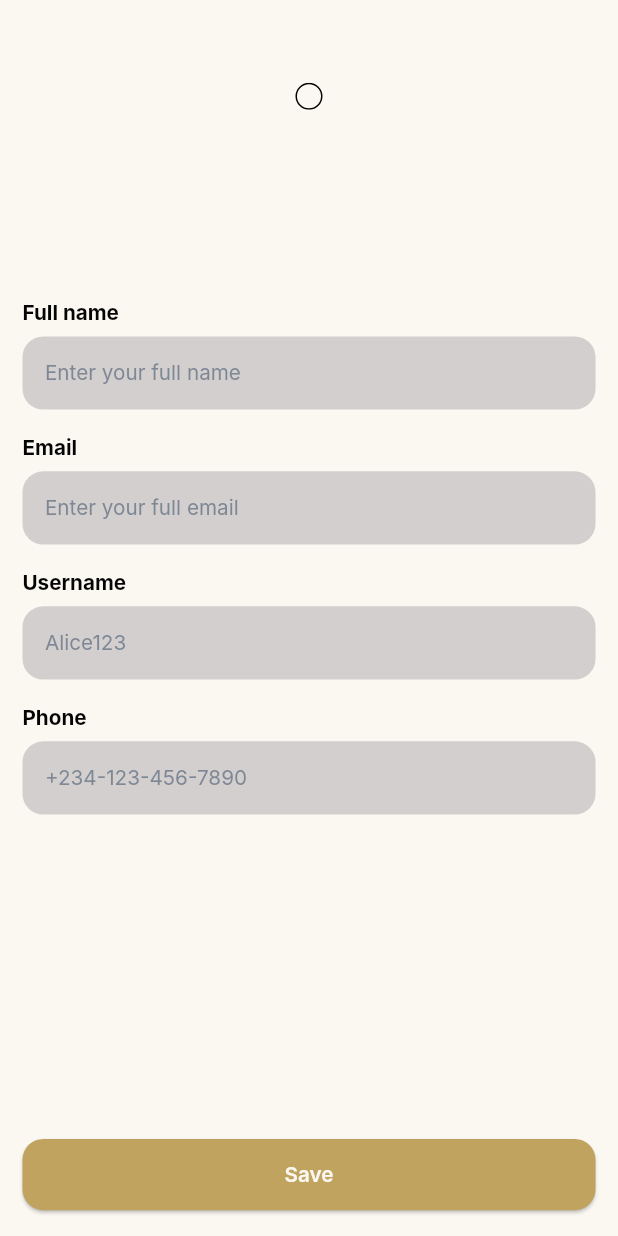
After one commit to Gospel011/wajanja_tv_app, a Flutter app: the ProfilePage screen opened by its route, on a phone screen of 412 x 824 dp. The commit adds this screen. Run offline on Flutter 3.47's test engine with Material 3 defaults, Android fonts, the phone set to English and light mode, and no system bars; drawn by our look-alikes of cached_network_image; our stand-ins replace another_flushbar, cloud_firestore, email_validator, expandable_text, firebase_auth, firebase_core and 13 more; missing offline and left inert: tutorial_coach_mark; accounts and stored records are empty; network calls fail; Roboto replaces fonts that are missing (Inter).

Commit message:
Finished profile page

```diff
--- a/lib/data_layer/models/user_model/user.dart
+++ b/lib/data_layer/models/user_model/user.dart
@@ -3,6 +3,7 @@ import 'dart:convert';
 import 'package:cloud_firestore/cloud_firestore.dart';
 import 'package:firebase_auth/firebase_auth.dart' as firebase;
 import 'package:hive_flutter/hive_flutter.dart';
+
 part 'user.g.dart';
 
 // ignore_for_file: public_member_api_docs, sort_constructors_first
@@ -21,6 +22,8 @@ class User {
   final String? photoURL;
   @HiveField(5)
   final bool emailVerified;
+  @HiveField(6)
+  final String? userName;
   // @HiveField(6)
   // late Timestamp createdAt;
   User({
@@ -29,6 +32,7 @@ class User {
     this.phone,
     this.country,
     this.photoURL,
+    this.userName,
     this.emailVerified = false,
     // Timestamp? createdAt,
   }) {
@@ -64,6 +68,7 @@ class User {
     String? phone,
     String? country,
     String? photoURL,
+    String? userName,
     bool? emailVerified,
   }) {
     return User(
@@ -71,6 +76,7 @@ class User {
       email: email ?? this.email,
       phone: phone ?? this.phone,
       country: country ?? this.country,
+      userName: userName ?? this.userName,
       photoURL: photoURL ?? this.photoURL,
       emailVerified: emailVerified ?? this.emailVerified,
     );
@@ -84,6 +90,7 @@ class User {
       'country': country,
       'photoURL': photoURL,
       'emailVerified': emailVerified,
+      'userName': userName,
       // 'createdAt': createdAt
     };
   }
@@ -96,6 +103,7 @@ class User {
       country: map['country'] != null ? map['country'] as String : null,
       photoURL: map['photoURL'] != null ? map['photoURL'] as String : null,
       emailVerified: (map['emailVerified'] ?? false) as bool,
+      userName: map['userName'] as String?
     );
   }
 
@@ -106,6 +114,31 @@ class User {
 
   @override
   String toString() {
-    return 'User(fullName: $fullName, email: $email, phone: $phone, country: $country, photoURL: $photoURL, emailVerified: $emailVerified)';
+    return 'User(fullName: $fullName, email: $email, phone: $phone, country: $country, photoURL: $photoURL, emailVerified: $emailVerified, userName: $userName)';
+  }
+
+  @override
+  bool operator ==(covariant User other) {
+    if (identical(this, other)) return true;
+
+    return
+      other.fullName == fullName &&
+      other.email == email &&
+      other.phone == phone &&
+      other.country == country &&
+      other.photoURL == photoURL &&
+      other.emailVerified == emailVerified &&
+      other.userName == userName;
+  }
+
+  @override
+  int get hashCode {
+    return fullName.hashCode ^
+      email.hashCode ^
+      phone.hashCode ^
+      country.hashCode ^
+      photoURL.hashCode ^
+      emailVerified.hashCode ^
+      userName.hashCode;
   }
 }
--- a/lib/data_layer/providers/user_provider/user_provider.dart
+++ b/lib/data_layer/providers/user_provider/user_provider.dart
@@ -20,9 +20,37 @@ class UserNotifier extends Notifier<UserState> {
 
   Future<void> upsertUser(User user) async {
     state = state.copyWith(state: UserStates.upsertingUser);
+
     try {
+      if (user.userName != null) {
+        final response = await usersRef
+            .where(
+              "userName",
+              isEqualTo: user.userName ?? '',
+            )
+            .limit(1)
+            .get();
+
+        if (response.docs.isNotEmpty) {
+          final userDoc = response.docs.first.data();
+
+          if (userDoc.email == user.email) {
+            state = state.copyWith(
+              state: UserStates.upsertingUserFailed,
+              error: AppError(
+                  title: "Username not available",
+                  content:
+                      "${user.userName} is already chosen, please choose another username"),
+            );
+            return;
+          }
+        }
+      }
       await usersRef.doc(user.email!).set(user, SetOptions(merge: true));
-      state = state.copyWith(state: UserStates.userUpserted);
+      state = state.copyWith(
+        state: UserStates.userUpserted,
+        user: user,
+      );
     } catch (e) {
       state = state.copyWith(
           state: UserStates.upsertingUserFailed,
--- a/lib/presentation/pages/audiobooks/audiobooks.dart
+++ b/lib/presentation/pages/audiobooks/audiobooks.dart
@@ -17,7 +17,7 @@ class _AudiobooksPageState extends ConsumerState<AudiobooksPage>
   @override
   Widget build(BuildContext context) {
     return Scaffold(
-      appBar: buildAppBar(ref, title: "Audio books"),
+      appBar: buildAppBar(context, ref: ref, title: "Audio books"),
       body: CustomScrollView(
         slivers: [
           AudiobooksGrid(audiobooks: audiobooks).spSymmetric(),
--- a/lib/presentation/pages/go_router_config.dart
+++ b/lib/presentation/pages/go_router_config.dart
@@ -16,6 +16,7 @@ import 'package:wajanja/presentation/pages/auth_pages/signup_page.dart';
 import 'package:wajanja/presentation/pages/auth_pages/signup_success_page.dart';
 import 'package:wajanja/presentation/pages/audiobooks/audiobooks.dart';
 import 'package:wajanja/presentation/pages/news/news_details.dart';
+import 'package:wajanja/presentation/pages/profile/profile.dart';
 import 'package:wajanja/presentation/pages/utility_pages/image_view_page.dart';
 import 'package:wajanja/presentation/pages/videos/home.dart';
 import 'package:wajanja/presentation/pages/videos/home_page.dart';
@@ -120,6 +121,13 @@ class AppRouterConfig {
             ]),
           ],
         ),
+
+        GoRoute(
+            name: AppRoutes.profile.name,
+            path: "/${AppRoutes.profile.path}",
+            builder: (context, state) {
+              return const ProfilePage();
+            }),
 
         //? IMAGE VIEW PAGE
         GoRoute(
--- a/lib/presentation/pages/news/news.dart
+++ b/lib/presentation/pages/news/news.dart
@@ -30,7 +30,7 @@ class _NewsPageState extends ConsumerState<NewsPage>
   @override
   Widget build(BuildContext context) {
     return Scaffold(
-      appBar: buildAppBar(ref, title: "News"),
+      appBar: buildAppBar(context, ref: ref, title: "News"),
       body: CustomScrollView(
         slivers: [
           SliverToBoxAdapter(child: SizedBox(height: 32.h,)),
--- a/lib/presentation/pages/podcasts/podcasts.dart
+++ b/lib/presentation/pages/podcasts/podcasts.dart
@@ -72,7 +72,7 @@ class _PodcastsPageState extends ConsumerState<PodcastsPage>
     log.f("PODCASTS BUILD METHOD CALLED");
 
     return Scaffold(
-      appBar: buildAppBar(ref, title: "Podcasts"),
+      appBar: buildAppBar(context, ref: ref, title: "Podcasts"),
       body: CustomScrollView(
         slivers: [
           SliverList.builder(
--- /dev/null
+++ b/lib/presentation/pages/profile/profile.dart
@@ -0,0 +1,179 @@
+import 'package:another_flushbar/flushbar.dart';
+import 'package:flutter/material.dart';
+import 'package:flutter/services.dart';
+import 'package:flutter_riverpod/flutter_riverpod.dart';
+import 'package:flutter_screenutil/flutter_screenutil.dart';
+import 'package:wajanja/data_layer/models/user_model/user.dart';
+import 'package:wajanja/data_layer/providers/auth_provider/auth_provider.dart';
+import 'package:wajanja/data_layer/providers/user_provider/user_provider.dart';
+import 'package:wajanja/presentation/widgets/buttons/my_elevated_button.dart';
+import 'package:wajanja/presentation/widgets/my_textformfield.dart';
+import 'package:wajanja/presentation/widgets/profile_picture.dart';
+import 'package:wajanja/utils/constants/enums.dart';
+import 'package:wajanja/utils/extensions/string_extension.dart';
+import 'package:wajanja/utils/extensions/widget_extensions.dart';
+import 'package:wajanja/utils/mixins.dart';
+import 'package:wajanja/utils/validators/validators.dart';
+
+class ProfilePage extends ConsumerStatefulWidget {
+  const ProfilePage({super.key});
+
+  @override
+  ConsumerState<ProfilePage> createState() => _ProfilePageState();
+}
+
+class _ProfilePageState extends ConsumerState<ProfilePage>
+    with ThemesMixin, UiInfoMixin {
+  User? user;
+
+  final TextEditingController _fullName = TextEditingController();
+  final TextEditingController _email = TextEditingController();
+  final TextEditingController _userName = TextEditingController();
+  final TextEditingController _phone = TextEditingController();
+
+  @override
+  void initState() {
+    super.initState();
+    user = ref.read(authNotifierProvider).user;
+
+    _fullName.text = user?.fullName ?? '';
+    _email.text = user?.email ?? '';
+    _userName.text = user?.userName ?? '';
+    _phone.text = user?.phone ?? '';
+  }
+
+  @override
+  void dispose() {
+    _fullName.dispose();
+    _email.dispose();
+    _userName.dispose();
+    _phone.dispose();
+    super.dispose();
+  }
+
+  @override
+  Widget build(BuildContext context) {
+    ref.listen(
+      userNotifierProvider,
+      (previous, next) {
+        switch (next.state) {
+          case UserStates.upsertingUserFailed:
+            showSnackMessage(
+              context,
+              next.error?.content ??
+                  "We couldn't update your profile at the moment",
+              flushbarPosition: FlushbarPosition.TOP,
+              error: true,
+            );
+            break;
+          case UserStates.userUpserted:
+            showSnackMessage(
+              context,
+              "Profile updated",
+              flushbarPosition: FlushbarPosition.TOP,
+            );
+
+            setState(() {
+              user = next.user!;
+            });
+          default:
+        }
+      },
+    );
+
+    return Scaffold(
+      bottomNavigationBar: Builder(builder: (context) {
+        return MyElevatedButton(
+          text: "Save",
+          loading:
+              ref.watch(userNotifierProvider).state == UserStates.upsertingUser,
+          onPressed: () {
+            unfocus();
+            if (user == null) return;
+            final newUser = user!.copyWith(
+              fullName: _fullName.text.trim().capitalize,
+              // email: _email.text.trim(),
+              userName:
+                  _userName.text.trim().isEmpty ? null : _userName.text.trim(),
+              phone: _phone.text.trim(),
+            );
+
+            if (newUser == user) {
+              showSnackMessage(context, "No change detected",
+                  error: true, flushbarPosition: FlushbarPosition.TOP);
+              return;
+            }
+
+            ref.read(userNotifierProvider.notifier).upsertUser(newUser);
+          },
+        ).pOnly(left: 16.w, right: 16.w, bottom: 20.h);
+      }),
+      body: SafeArea(
+        child: Center(
+          child: Column(
+            children: [
+              SizedBox(
+                height: 64.h,
+              ),
+              Column(
+                spacing: 24.h,
+                children: [
+                  ProfilePicture(
+                    user: user,
+                    size: 96.r,
+                  ),
+                  Text(
+                    user?.fullName ?? '',
+                    textAlign: TextAlign.center,
+                    style: textTheme.headlineMedium
+                        ?.copyWith(fontWeight: FontWeight.w500),
+                  ),
+                ],
+              ),
+              SizedBox(
+                height: 84.h,
+              ),
+              Column(
+                spacing: 20.h,
+                children: [
+                  MyTextFormField(
+                    controller: _fullName,
+                    sectionText: "Full name",
+                    validator: (value) => nonNullValidator(
+                      value,
+                      message: "Please provide your name",
+                    ),
+                    hintText: 'Enter your full name',
+                  ),
+                  MyTextFormField(
+                    controller: _email,
+                    sectionText: "Email",
+                    validator: emailValidator,
+                    readOnly: true,
+                    hintText: 'Enter your full email',
+                  ),
+                  MyTextFormField(
+                    controller: _userName,
+                    sectionText: "Username",
+                    keyboardType: TextInputType.emailAddress,
+                    validator: emailValidator,
+                    hintText: 'Alice123',
+                  ),
+                  MyTextFormField(
+                    sectionText: "Phone",
+                    controller: _phone,
+                    hintText: "+234-123-456-7890",
+                    inputFormatters: [FilteringTextInputFormatter.digitsOnly],
+                    keyboardType: TextInputType.number,
+                    validator: (value) => nonNullValidator(value,
+                        message: "Please provide your phone number"),
+                  )
+                ],
+              )
+            ],
+          ).pSymmetric(),
+        ),
+      ),
+    );
+  }
+}
--- a/lib/presentation/widgets/buttons/my_elevated_button.dart
+++ b/lib/presentation/widgets/buttons/my_elevated_button.dart
@@ -2,8 +2,9 @@ import 'package:flutter/material.dart';
 import 'package:flutter_screenutil/flutter_screenutil.dart';
 import 'package:flutter_svg/svg.dart';
 import 'package:wajanja/presentation/widgets/my_loading_widget.dart';
+import 'package:wajanja/utils/mixins.dart';
 
-class MyElevatedButton extends StatelessWidget {
+class MyElevatedButton extends StatelessWidget with StatelessThemesMixin {
   final String text;
   final bool? loading;
   final MainAxisSize mainAxisSize;
@@ -55,10 +56,10 @@ class MyElevatedButton extends StatelessWidget {
               const SizedBox(width: 0),
             loading != true
                 ? Text(text, style: textStyle)
-                : const Center(
+                :  Center(
                     // height: 24,
                     // width: 24,
-                    child: MyLoadingWidget(),
+                    child: MyLoadingWidget(color: colorScheme(context).surface,),
                   ),
             if (icon != null) Icon(icon) else const SizedBox(width: 0),
           ],
--- a/lib/presentation/widgets/my_loading_widget.dart
+++ b/lib/presentation/widgets/my_loading_widget.dart
@@ -10,7 +10,7 @@ class MyLoadingWidget extends StatelessWidget with StatelessThemesMixin{
   @override
   Widget build(BuildContext context) {
     return SpinKitThreeBounce(
-      color: colorScheme(context).primary,
+      color: color ?? colorScheme(context).primary,
       size: size ?? 24,
     );
   }
--- a/lib/utils/constants/enums.dart
+++ b/lib/utils/constants/enums.dart
@@ -129,7 +129,7 @@ enum AppRoutes {
   podcasts,
   newsDetails,
   imageView,
-  audiobooksDetail;
+  audiobooksDetail, profile;
 
   String get path => name.kebabCase;
 }
@@ -543,7 +543,10 @@ enum PodcastGenre {
   celebrity_interviews,
   satire,
   daily_news,
-  economics_news, slavery, politics_and_social_sciences, muslim;
+  economics_news,
+  slavery,
+  politics_and_social_sciences,
+  muslim;
 
   String get describe => name.split('_').join(' ');
 
@@ -556,3 +559,5 @@ enum PodcastGenre {
     );
   }
 }
+
+enum HomeActions { view_profile, logout }
--- a/lib/utils/helpers/logger.dart
+++ b/lib/utils/helpers/logger.dart
@@ -2,4 +2,4 @@ import 'package:logger/logger.dart';
 
 
 
-final Logger log = Logger(level: Level.fatal);
+final Logger log = Logger(level: Level.all);
```
Also changed, not shown: lib/data_layer/providers/auth_provider/auth_provider.dart (+7 -6 lines), lib/presentation/pages/videos/home.dart (+10 -3 lines), lib/presentation/pages/videos/home_page.dart (+14 -2 lines), lib/utils/mixins.dart (+32 -3 lines), lib/data_layer/models/user_model/user.g.dart.
